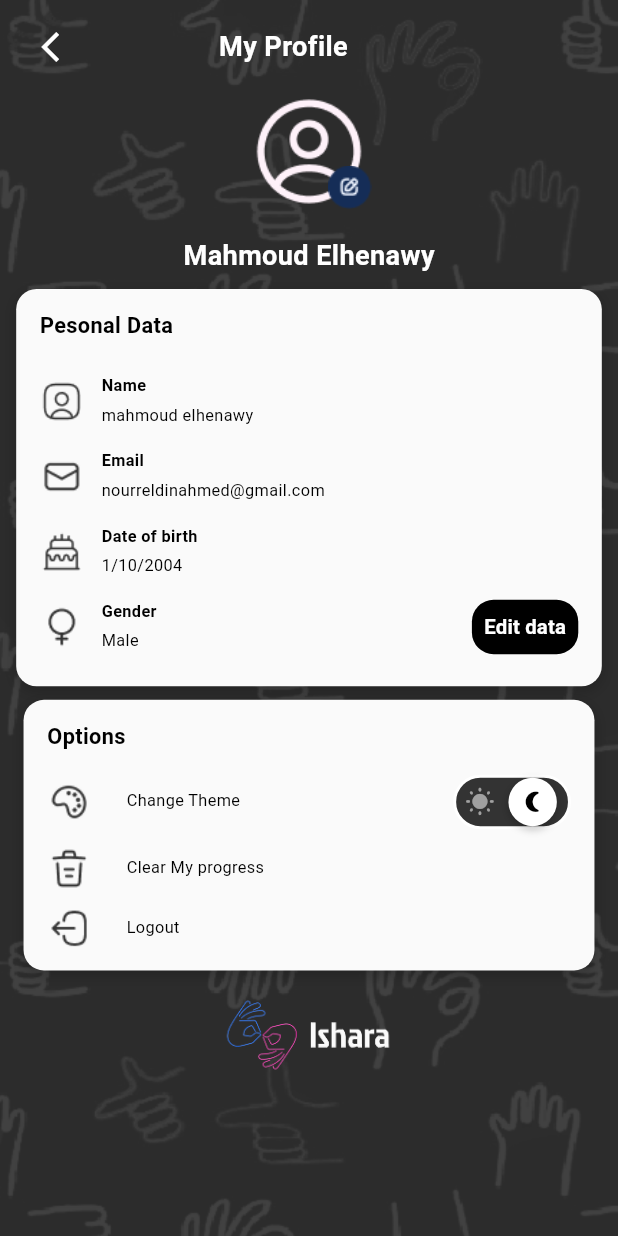
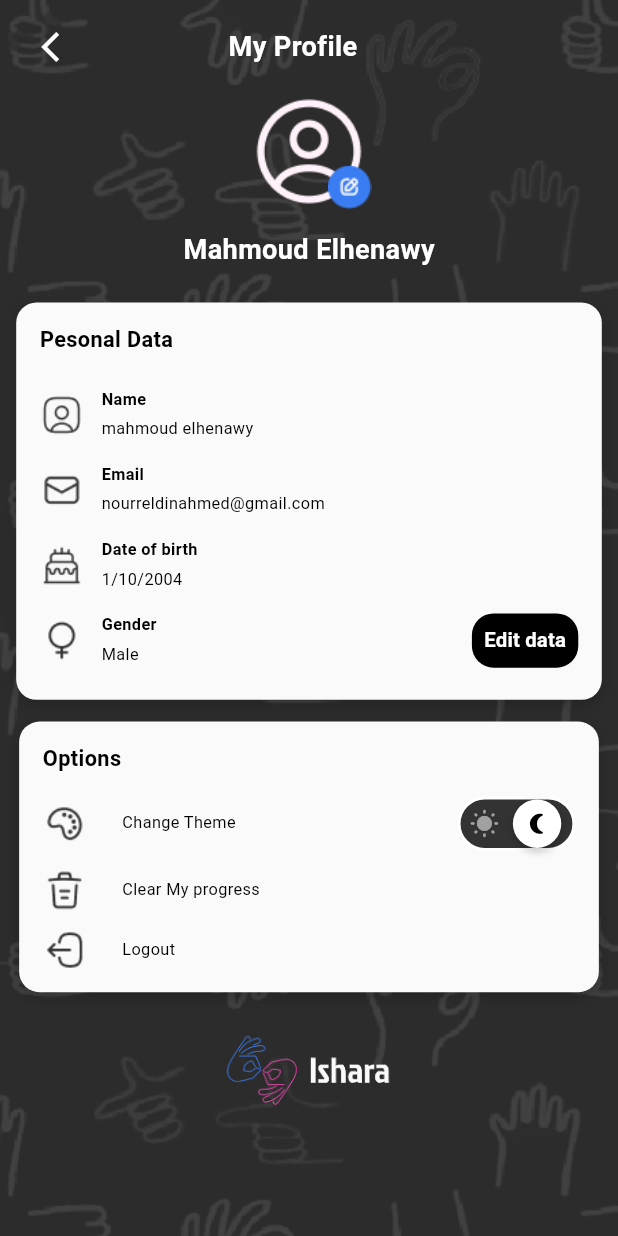
Before and after one commit to mostafaomeha725/IsharaApp, a Flutter app: the ProfileScreen screen opened directly, on a phone screen of 412 x 824 dp. Run offline on Flutter 3.47's test engine with Material 3 defaults, Android fonts, the phone set to English and light mode, and no system bars; our stand-ins replace cached_network_image, equatable, flutter_screenutil, flutter_spinkit, flutter_svg, go_router and 2 more; missing offline and left inert: chucker_flutter; Roboto replaces fonts that are missing (Tajawal).

Commit message:
Describe your changes here

```diff
--- a/lib/core/constants/app_assets.dart
+++ b/lib/core/constants/app_assets.dart
@@ -51,7 +51,7 @@ class Assets {
   static const String testboy = "assets/test_boy.png";
   static const String arrowboy = "assets/arrow_boy.png";
   static const String girlEdit = "assets/girl-edit.png";
-  static const String iconEdit = "assets/icon_edit.png";
+  static const String iconEdit = "assets/icon_editt.png";
   static const String iconProfileCircle = "assets/profile-circle.png";
   static const String iconProfileCircleL = "assets/profile_black.png";
   static const String userSquareGirl = "assets/iconsax-user-square (2).png";
--- a/lib/features/home/presentation/screens/widgets/info_profile.dart
+++ b/lib/features/home/presentation/screens/widgets/info_profile.dart
@@ -36,7 +36,7 @@ class InfoProfile extends StatelessWidget {
             )
           ],
         ),
-        SizedBox(height: 20.h),
+        SizedBox(height: 16.h),
         Column(
           children: [
             Text(
--- a/lib/features/home/presentation/screens/widgets/profile_screen.dart
+++ b/lib/features/home/presentation/screens/widgets/profile_screen.dart
@@ -30,7 +30,7 @@ class ProfileScreen extends StatelessWidget {
             SingleChildScrollView(
               child: Column(
                 children: [
-                  const CustomAppBarRow(title: 'My Profile'),
+                  const CustomAppBarRow(title: '  My Profile'),
 
                   Padding(
                     padding: EdgeInsets.symmetric(
@@ -39,14 +39,14 @@ class ProfileScreen extends StatelessWidget {
                     child: InfoProfile(themeMode: themeController.themeMode),
                   ),
 
-                  SizedBox(height: 10.h),
+                  SizedBox(height: 24.h),
                   CustomProfileCard(themeMode: themeController.themeMode),
-                  SizedBox(height: 10.h),
+                  SizedBox(height: 16.h),
 
                   /// Container Options Section
                   Container(
                     width: double.infinity,
-                    margin: EdgeInsets.symmetric(horizontal: 16.w),
+                    margin: EdgeInsets.symmetric(horizontal: 13.w),
                     decoration: BoxDecoration(
                       color: const Color(0xffFAFAFA),
                       borderRadius: BorderRadius.circular(15.r),
@@ -108,7 +108,7 @@ class ProfileScreen extends StatelessWidget {
                     ),
                   ),
 
-                  SizedBox(height: 20.h),
+                  SizedBox(height: 30.h),
 
                   AppAsset(
                     width: 175.w,
```
Also changed, not shown: lib/features/auth/presentation/screens/widgets/login_screen_body.dart (+12 -2 lines), lib/features/auth/presentation/screens/widgets/register_screen_body.dart (+14 -3 lines), assets/icon_editt.png (added), pubspec.lock.
